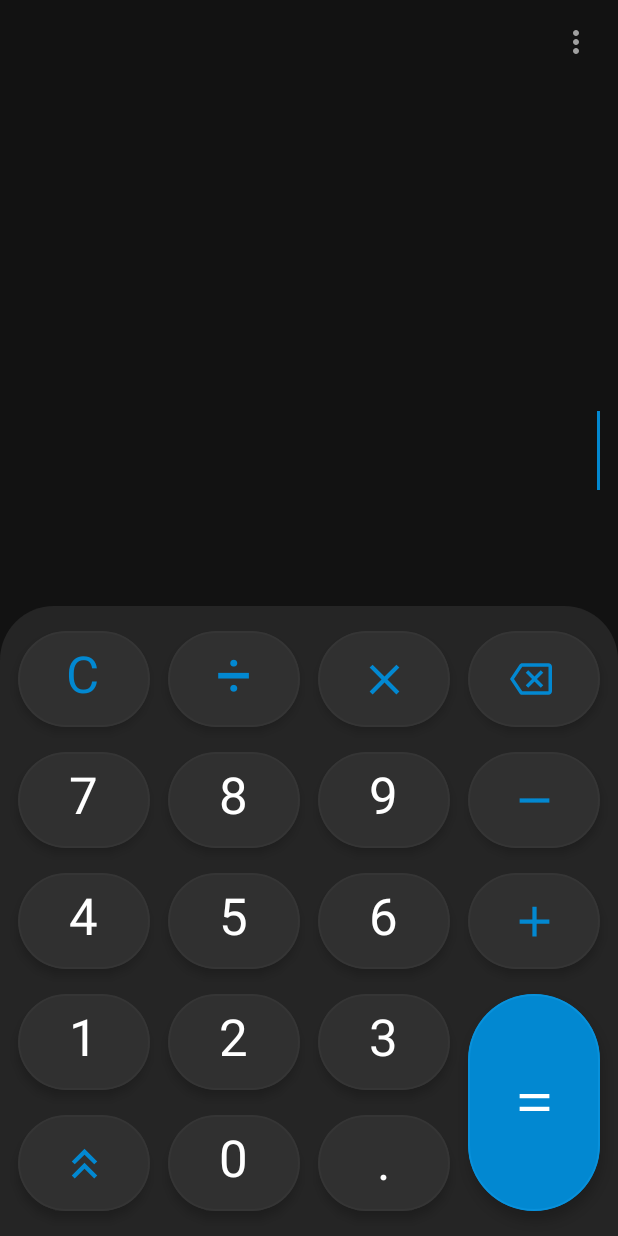
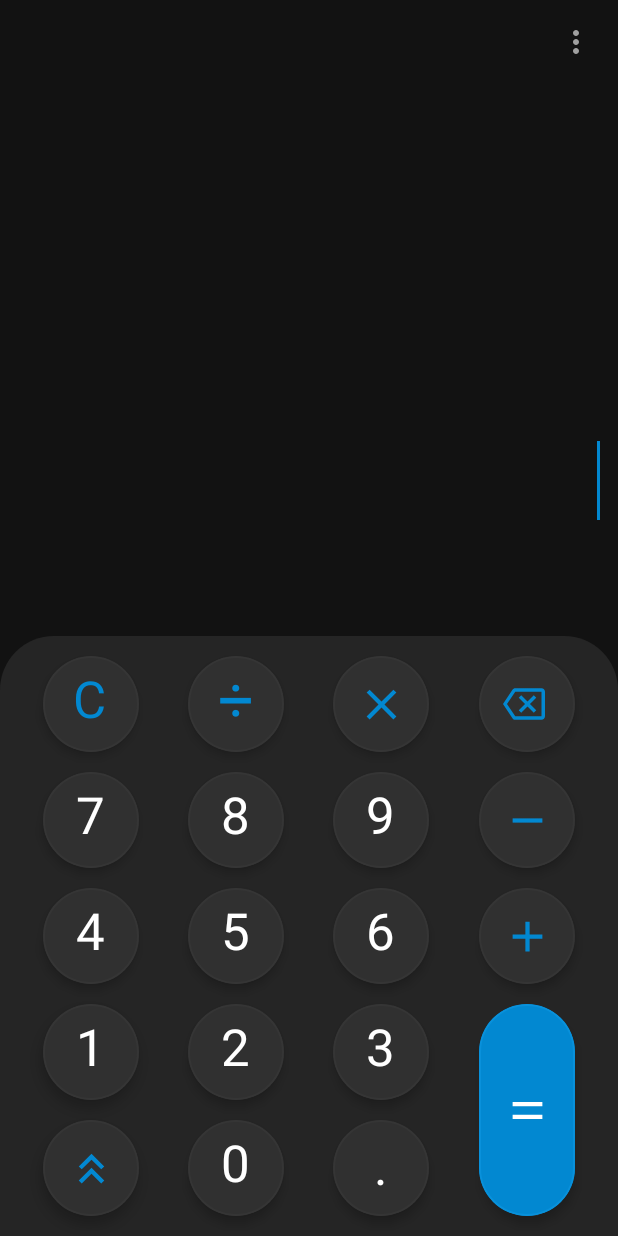
Before and after one commit to Coolightman/CalculaTor, an Android app built with Jetpack Compose: the screen it shows after launch (MainActivity), on a phone screen of 412 x 824 dp. Run offline under Robolectric (Android 15) with nearby library versions, the phone set to English and light mode, and no system bars; our stand-ins replace Dagger/Hilt's generated code, Room's generated code, accompanist.

Commit message:
update sizing

```diff
--- a/app/src/main/java/by/coolightman/calculator/ui/components/BottomKeyboard.kt
+++ b/app/src/main/java/by/coolightman/calculator/ui/components/BottomKeyboard.kt
@@ -74,8 +74,6 @@ fun BottomKeyboard(
                     }
                 }
 
-                Spacer(modifier = Modifier.width(12.dp))
-
                 Column(
                     horizontalAlignment = Alignment.CenterHorizontally,
                     modifier = Modifier.weight(1f)
@@ -96,8 +94,6 @@ fun BottomKeyboard(
                     }
                 }
 
-                Spacer(modifier = Modifier.width(12.dp))
-
                 Column(
                     horizontalAlignment = Alignment.CenterHorizontally,
                     modifier = Modifier.weight(1f)
@@ -117,8 +113,6 @@ fun BottomKeyboard(
                         onAction(CalculatorAddOperation.Tg)
                     }
                 }
-
-                Spacer(modifier = Modifier.width(12.dp))
 
                 Column(
                     horizontalAlignment = Alignment.CenterHorizontally,
--- a/app/src/main/java/by/coolightman/calculator/ui/components/CustomButton.kt
+++ b/app/src/main/java/by/coolightman/calculator/ui/components/CustomButton.kt
@@ -8,10 +8,10 @@ import androidx.compose.foundation.interaction.MutableInteractionSource
 import androidx.compose.foundation.layout.Box
 import androidx.compose.foundation.layout.Spacer
 import androidx.compose.foundation.layout.fillMaxHeight
-import androidx.compose.foundation.layout.fillMaxWidth
 import androidx.compose.foundation.layout.height
 import androidx.compose.foundation.layout.offset
 import androidx.compose.foundation.layout.size
+import androidx.compose.foundation.layout.width
 import androidx.compose.foundation.shape.CircleShape
 import androidx.compose.material.MaterialTheme
 import androidx.compose.material.Text
@@ -55,7 +55,7 @@ fun CustomButton(
         contentAlignment = Alignment.Center,
         modifier = Modifier
             .height(height)
-            .fillMaxWidth()
+            .width(DEF_BUTTON_SIZE.dp)
             .shadow(4.dp, CircleShape)
             .background(background)
             .clickable(
--- a/app/src/main/java/by/coolightman/calculator/ui/components/Keyboard.kt
+++ b/app/src/main/java/by/coolightman/calculator/ui/components/Keyboard.kt
@@ -35,16 +35,16 @@ fun Keyboard(
     }
 
     Row(
-        horizontalArrangement = Arrangement.SpaceEvenly,
+        horizontalArrangement = Arrangement.SpaceBetween,
         modifier = modifier
             .fillMaxWidth()
-            .height(420.dp)
+            .height(400.dp)
             .clip(RoundedCornerShape(topStart = CORNER_SHAPE.dp, topEnd = CORNER_SHAPE.dp))
             .background(MaterialTheme.colors.surface)
             .onGloballyPositioned { coordinates ->
                 keyboardHeightDp = derivedStateOf { coordinates.size.height.pxToDp(density) }.value
             }
-            .padding(12.dp, 0.dp, 12.dp, 0.dp)
+            .padding(horizontal = 12.dp)
     ) {
 
         Column(
@@ -67,8 +67,6 @@ fun Keyboard(
             }
         }
 
-        Spacer(modifier = Modifier.width(12.dp))
-
         Column(
             verticalArrangement = Arrangement.SpaceEvenly,
             horizontalAlignment = Alignment.CenterHorizontally,
@@ -82,8 +80,6 @@ fun Keyboard(
             ButtonNumber(number = "2") { onAction(CalculatorNumber(2)) }
             ButtonNumber(number = "0") { onAction(CalculatorNumber(0)) }
         }
-
-        Spacer(modifier = Modifier.width(12.dp))
 
         Column(
             verticalArrangement = Arrangement.SpaceEvenly,
@@ -99,8 +95,6 @@ fun Keyboard(
             CustomButton(symbol = ".") { onAction(CalculatorAction.Decimal) }
         }
 
-        Spacer(modifier = Modifier.width(12.dp))
-
         Column(
             verticalArrangement = Arrangement.SpaceEvenly,
             horizontalAlignment = Alignment.CenterHorizontally,
```
